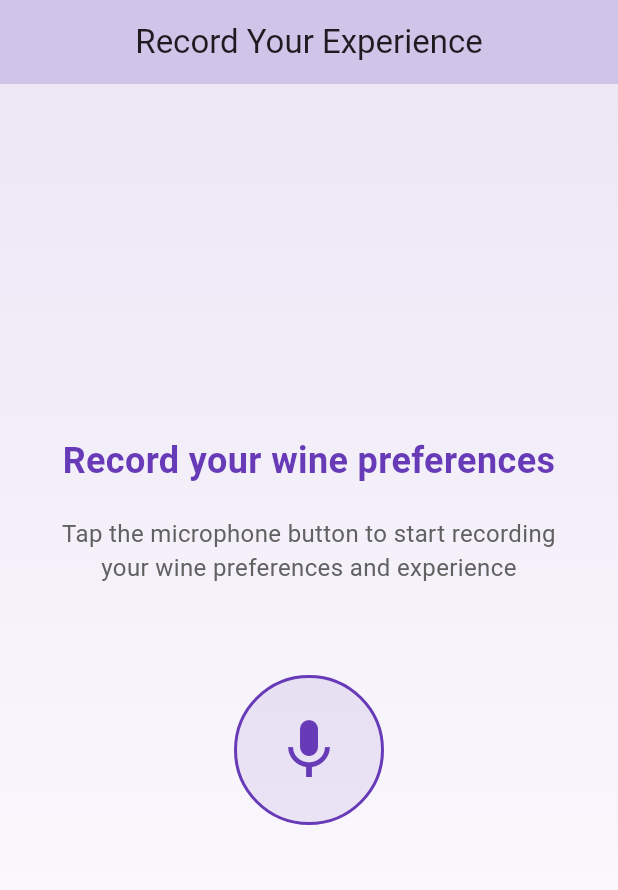
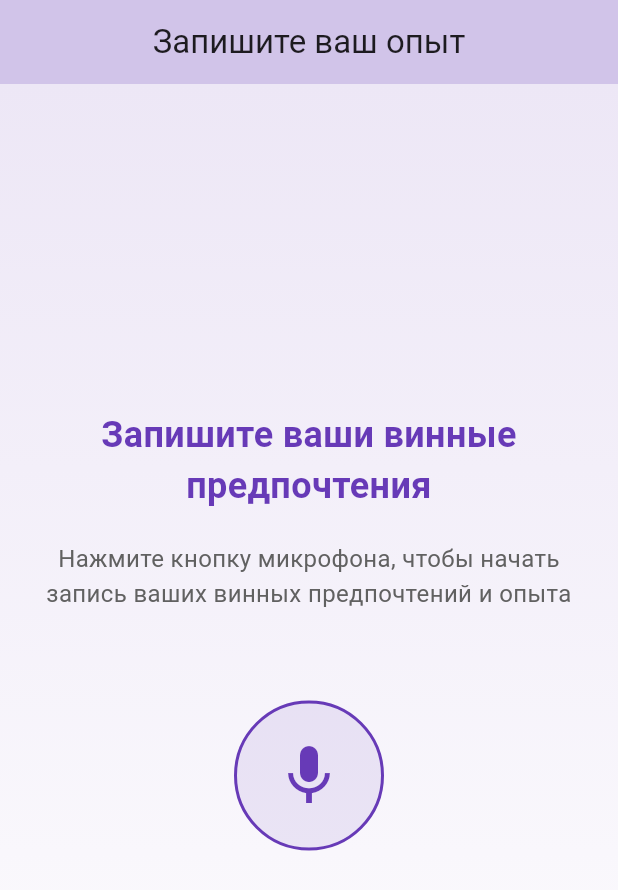
Before and after one commit to Fatyhich/WineQuest_App, a Flutter app: the RecordingScreen screen opened directly, on a phone screen of 412 x 824 dp. Shown: the top 890 px of the screen. Run offline on Flutter 3.47's test engine with Material 3 defaults, Android fonts, the phone set to English and light mode, and no system bars; our stand-ins replace dio, equatable, flutter_bloc; missing offline and left inert: record.

Commit message:
Translated to Russian

```diff
--- a/lib/screens/intro_screen.dart
+++ b/lib/screens/intro_screen.dart
@@ -61,7 +61,7 @@ class _IntroScreenContent extends StatelessWidget {
           crossAxisAlignment: CrossAxisAlignment.stretch,
           children: [
             const Text(
-              'Do you have wine experience?',
+              'Есть ли у вас опыт с вином?',
               style: TextStyle(
                 fontSize: 24,
                 fontWeight: FontWeight.bold,
@@ -72,7 +72,7 @@ class _IntroScreenContent extends StatelessWidget {
             const SizedBox(height: 60),
             _buildOptionButton(
               context,
-              'Yes',
+              'Да',
               Icons.check_circle_outline,
               Colors.green,
               () {
@@ -83,7 +83,7 @@ class _IntroScreenContent extends StatelessWidget {
             const SizedBox(height: 20),
             _buildOptionButton(
               context,
-              'No',
+              'Нет',
               Icons.help_outline,
               Colors.deepPurple,
               () {
--- a/lib/screens/questionnaire_screen.dart
+++ b/lib/screens/questionnaire_screen.dart
@@ -28,7 +28,7 @@ class QuestionnaireScreen extends StatelessWidget {
         },
         child: Scaffold(
           appBar: AppBar(
-            title: const Text('Wine Preferences'),
+            title: const Text('Винные предпочтения'),
             backgroundColor: Colors.deepPurple[100],
             centerTitle: true,
           ),
@@ -56,7 +56,7 @@ class _QuestionnaireScreenContent extends StatelessWidget {
                 const Icon(Icons.error_outline, color: Colors.red, size: 48),
                 const SizedBox(height: 16),
                 Text(
-                  'Error: ${state.message}',
+                  'Ошибка: ${state.message}',
                   textAlign: TextAlign.center,
                   style: const TextStyle(color: Colors.red),
                 ),
@@ -65,7 +65,7 @@ class _QuestionnaireScreenContent extends StatelessWidget {
                   onPressed: () {
                     context.read<QuestionnaireBloc>().add(LoadQuestionnaire());
                   },
-                  child: const Text('Try Again'),
+                  child: const Text('Попробовать снова'),
                 ),
               ],
             ),
@@ -77,7 +77,7 @@ class _QuestionnaireScreenContent extends StatelessWidget {
               children: [
                 CircularProgressIndicator(),
                 SizedBox(height: 16),
-                Text('Submitting your preferences...'),
+                Text('Отправка ваших предпочтений...'),
               ],
             ),
           );
@@ -91,8 +91,8 @@ class _QuestionnaireScreenContent extends StatelessWidget {
                 const SizedBox(height: 16),
                 Text(
                   state is QuestionnaireProcessing && state.progress != null
-                      ? 'Processing: ${state.progress!.status}'
-                      : 'Processing your request...',
+                      ? 'Обработка: ${state.progress!.status}'
+                      : 'Обработка вашего запроса...',
                   textAlign: TextAlign.center,
                 ),
               ],
@@ -102,7 +102,7 @@ class _QuestionnaireScreenContent extends StatelessWidget {
           return _buildQuestionnaireUI(context, state);
         }
 
-        return const Center(child: Text('Something went wrong'));
+        return const Center(child: Text('Что-то пошло не так'));
       },
     );
   }
@@ -129,7 +129,7 @@ class _QuestionnaireScreenContent extends StatelessWidget {
         child: Column(
           children: [
             const Text(
-              'Please answer the following questions:',
+              'Пожалуйста, ответьте на следующие вопросы:',
               style: TextStyle(
                 fontSize: 18,
                 fontWeight: FontWeight.bold,
@@ -173,7 +173,7 @@ class _QuestionnaireScreenContent extends StatelessWidget {
                   disabledBackgroundColor: Colors.grey[300],
                 ),
                 child: const Text(
-                  'Submit Preferences',
+                  'Отправить предпочтения',
                   style: TextStyle(fontSize: 18),
                 ),
               ),
--- a/lib/screens/recording_screen.dart
+++ b/lib/screens/recording_screen.dart
@@ -27,7 +27,7 @@ class RecordingScreen extends StatelessWidget {
         },
         child: Scaffold(
           appBar: AppBar(
-            title: const Text('Record Your Experience'),
+            title: const Text('Запишите ваш опыт'),
             backgroundColor: Colors.deepPurple[100],
             centerTitle: true,
           ),
@@ -52,7 +52,7 @@ class _RecordingScreenContent extends StatelessWidget {
               children: [
                 CircularProgressIndicator(),
                 SizedBox(height: 16),
-                Text('Submitting recording...'),
+                Text('Отправка записи...'),
               ],
             ),
           );
@@ -66,8 +66,8 @@ class _RecordingScreenContent extends StatelessWidget {
                 const SizedBox(height: 16),
                 Text(
                   state is RecordingProcessing && state.progress != null
-                      ? 'Processing: ${state.progress!.status}'
-                      : 'Processing your request...',
+                      ? 'Обработка: ${state.progress!.status}'
+                      : 'Обработка вашего запроса...',
                   textAlign: TextAlign.center,
                 ),
               ],
@@ -81,7 +81,7 @@ class _RecordingScreenContent extends StatelessWidget {
                 const Icon(Icons.error_outline, color: Colors.red, size: 48),
                 const SizedBox(height: 16),
                 Text(
-                  'Error: ${state.message}',
+                  'Ошибка: ${state.message}',
                   textAlign: TextAlign.center,
                   style: const TextStyle(color: Colors.red),
                 ),
@@ -90,7 +90,7 @@ class _RecordingScreenContent extends StatelessWidget {
                   onPressed: () {
                     context.read<RecordingBloc>().add(StartRecording());
                   },
-                  child: const Text('Try Again'),
+                  child: const Text('Попробовать снова'),
                 ),
               ],
             ),
@@ -123,10 +123,10 @@ class _RecordingScreenContent extends StatelessWidget {
           children: [
             Text(
               isRecording
-                  ? 'Recording in progress...'
+                  ? 'Идет запись...'
                   : recordingReady
-                  ? 'Recording completed!'
-                  : 'Record your wine preferences',
+                  ? 'Запись завершена!'
+                  : 'Запишите ваши винные предпочтения',
               style: const TextStyle(
                 fontSize: 24,
                 fontWeight: FontWeight.bold,
@@ -137,10 +137,10 @@ class _RecordingScreenContent extends StatelessWidget {
             const SizedBox(height: 20),
             Text(
               isRecording
-                  ? 'Tap the button when you\'re done'
+                  ? 'Нажмите кнопку, когда закончите'
                   : recordingReady
-                  ? 'Tap submit to process your recording'
-                  : 'Tap the microphone button to start recording your wine preferences and experience',
+                  ? 'Нажмите отправить для обработки записи'
+                  : 'Нажмите кнопку микрофона, чтобы начать запись ваших винных предпочтений и опыта',
               style: TextStyle(fontSize: 16, color: Colors.grey[700]),
               textAlign: TextAlign.center,
             ),
@@ -198,7 +198,7 @@ class _RecordingScreenContent extends StatelessWidget {
                   ),
                 ),
                 child: const Text(
-                  'Submit Recording',
+                  'Отправить запись',
                   style: TextStyle(fontSize: 18),
                 ),
               ),
@@ -224,7 +224,7 @@ class _RecordingScreenContent extends StatelessWidget {
           ),
           const SizedBox(width: 10),
           const Text(
-            'Recording...',
+            'Запись...',
             style: TextStyle(color: Colors.red, fontWeight: FontWeight.bold),
           ),
         ],
--- a/lib/screens/result_screen.dart
+++ b/lib/screens/result_screen.dart
@@ -19,7 +19,7 @@ class ResultScreen extends StatelessWidget {
 
     return Scaffold(
       appBar: AppBar(
-        title: const Text('Your Wine Recommendations'),
+        title: const Text('Ваши рекомендации вин'),
         backgroundColor: Colors.deepPurple[100],
         centerTitle: true,
       ),
@@ -38,7 +38,7 @@ class ResultScreen extends StatelessWidget {
             children: [
               const SizedBox(height: 16),
               const Text(
-                'Based on your preferences, we recommend:',
+                'На основе ваших предпочтений мы рекомендуем:',
                 style: TextStyle(
                   fontSize: 20,
                   fontWeight: FontWeight.bold,
@@ -74,7 +74,7 @@ class ResultScreen extends StatelessWidget {
                     ),
                   ),
                   child: const Text(
-                    'Start Over',
+                    'Начать заново',
                     style: TextStyle(fontSize: 18),
                   ),
                 ),
@@ -94,12 +94,12 @@ class ResultScreen extends StatelessWidget {
           const Icon(Icons.error_outline, color: Colors.red, size: 64),
           const SizedBox(height: 16),
           const Text(
-            'Error processing recommendations',
+            'Ошибка обработки рекомендаций',
             style: TextStyle(fontSize: 18, fontWeight: FontWeight.bold),
           ),
           const SizedBox(height: 8),
           Text(
-            'Raw response: ${responseText.substring(0, responseText.length > 100 ? 100 : responseText.length)}...',
+            'Необработанный ответ: ${responseText.substring(0, responseText.length > 100 ? 100 : responseText.length)}...',
             style: TextStyle(color: Colors.grey[600], fontSize: 12),
           ),
         ],
```
